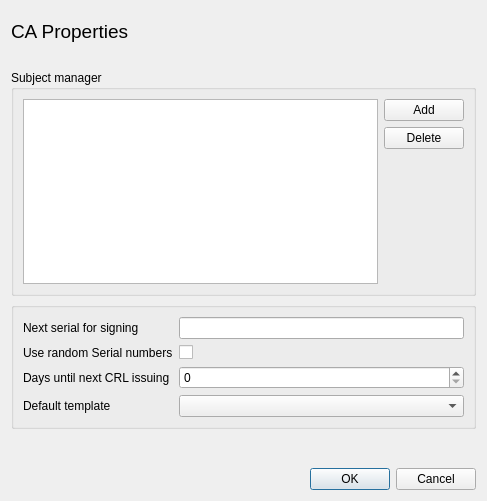
This is ui/CaProperties.ui in chris2511/xca as Qt 5 draws it before an edit. The edited form follows.
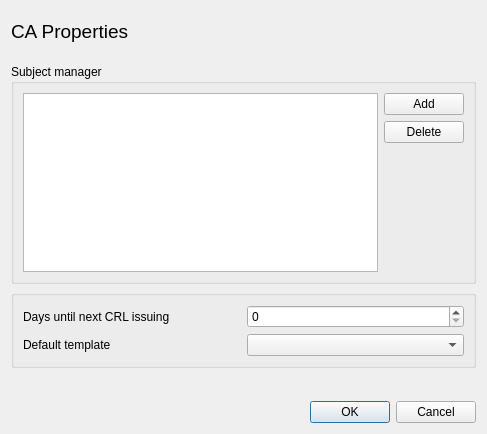
This is the edited form. Custom widgets are drawn as their Qt base class.

Commit message: No more increasing serials. Only random serials.

```diff
--- a/ui/CaProperties.ui
+++ b/ui/CaProperties.ui
@@ -7,7 +7,7 @@
     <x>0</x>
     <y>0</y>
     <width>487</width>
-    <height>501</height>
+    <height>434</height>
    </rect>
   </property>
   <layout class="QVBoxLayout" name="verticalLayout_2">
@@ -129,49 +129,25 @@
      <layout class="QVBoxLayout" name="verticalLayout">
       <item>
        <layout class="QGridLayout" name="gridLayout">
-        <item row="0" column="1">
-         <widget class="QLineEdit" name="serial"/>
-        </item>
-        <item row="2" column="0">
+        <item row="0" column="0">
          <widget class="QLabel" name="label">
           <property name="text">
            <string>Days until next CRL issuing</string>
           </property>
          </widget>
         </item>
-        <item row="2" column="1">
+        <item row="0" column="1">
          <widget class="QSpinBox" name="days"/>
         </item>
-        <item row="3" column="0">
+        <item row="1" column="0">
          <widget class="QLabel" name="label_2">
           <property name="text">
            <string>Default template</string>
           </property>
          </widget>
         </item>
-        <item row="3" column="1">
-         <widget class="QComboBox" name="temp"/>
-        </item>
-        <item row="0" column="0">
-         <widget class="QLabel" name="label_3">
-          <property name="text">
-           <string>Next serial for signing</string>
-          </property>
-         </widget>
-        </item>
         <item row="1" column="1">
-         <widget class="QCheckBox" name="randomSerial">
-          <property name="text">
-           <string/>
-          </property>
-         </widget>
-        </item>
-        <item row="1" column="0">
-         <widget class="QLabel" name="label_4">
-          <property name="text">
-           <string>Use random Serial numbers</string>
-          </property>
-         </widget>
+         <widget class="QComboBox" name="temp"/>
         </item>
        </layout>
       </item>
```
Left out of the diff: 16 changed lines with no effect on the pictures. The commit also changes 8 other files.
